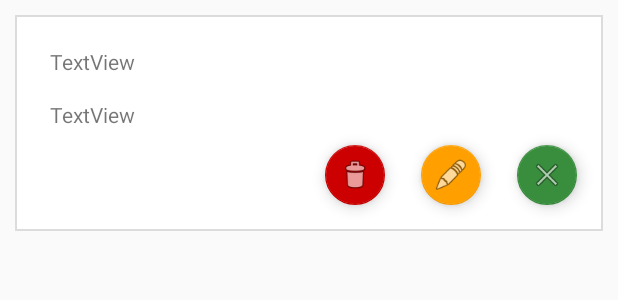
After one commit to Laurensdc/wifiprinter, an Android app: the layout overview_list_item.xml on its own in the app's theme, with its tools: preview values and no code run, on a phone screen of 412 x 824 dp. The commit adds this screen. Shown: the top 300 px of the screen. Run offline under Robolectric (Android 15) with nearby library versions, the phone set to English and light mode, and no system bars.

Commit message:
OverviewActivity and layouts created

```diff
--- a/app/src/main/java/de/httptandooripalace/restaurantorderprinter/MainActivity.java
+++ b/app/src/main/java/de/httptandooripalace/restaurantorderprinter/MainActivity.java
@@ -183,6 +183,10 @@ public class MainActivity extends AppCompatActivity {
                 Intent i = new Intent(this, SettingsActivity.class);
                 startActivity(i);
                 return true;
+            case R.id.bills_overview:
+                Intent i2 = new Intent(this, OverviewActivity.class);
+                startActivity(i2);
+                return true;
         }
 
         return super.onOptionsItemSelected(item);
--- a/app/src/main/java/entities/Bill.java
+++ b/app/src/main/java/entities/Bill.java
@@ -13,8 +13,7 @@ public class Bill {
     private Date date;
     private String tableNr;
     private String waiter;
-    private
-    int id;
+    private int id;
 
     public Bill(List<Product> products, boolean isOpen, Date date, String tableNr, String waiter, int id) {
         this.products = products;
--- /dev/null
+++ b/app/src/main/res/drawable/open_bills_background.xml
@@ -0,0 +1,11 @@
+<?xml version="1.0" encoding="utf-8"?>
+<shape xmlns:android="http://schemas.android.com/apk/res/android" android:shape="rectangle" >
+
+    <solid
+        android:color="@android:color/white"
+        android:layout_margin="10dp"/>
+    <stroke
+        android:width="1dp"
+        android:color="#dcdcdc"
+        android:layout_margin="10dp"/>
+</shape>
--- /dev/null
+++ b/app/src/main/res/layout/overview_list_item.xml
@@ -0,0 +1,82 @@
+<?xml version="1.0" encoding="utf-8"?>
+<LinearLayout xmlns:android="http://schemas.android.com/apk/res/android"
+    xmlns:app="http://schemas.android.com/apk/res-auto"
+    xmlns:tools="http://schemas.android.com/tools"
+    android:id="@+id/activity_overview"
+    android:layout_width="match_parent"
+    android:layout_height="wrap_content"
+    android:orientation="vertical"
+    android:padding="0dp"
+    tools:context="de.httptandooripalace.restaurantorderprinter.OverviewActivity">
+
+
+        <RelativeLayout
+            android:layout_width="wrap_content"
+            android:layout_height="144dp"
+            android:padding="5dp"
+            android:layout_margin="10dp"
+            android:background="@drawable/open_bills_background">
+
+            <TextView
+                android:id="@+id/table_number"
+                android:layout_width="wrap_content"
+                android:layout_height="wrap_content"
+                android:layout_alignParentStart="true"
+                android:layout_alignParentTop="true"
+                android:layout_marginStart="18dp"
+                android:layout_marginTop="16dp"
+                android:layout_weight="1"
+                android:text="TextView" />
+
+            <TextView
+                android:id="@+id/waiter_name"
+                android:layout_width="wrap_content"
+                android:layout_height="wrap_content"
+                android:layout_alignParentStart="true"
+                android:layout_alignParentTop="true"
+                android:layout_marginStart="18dp"
+                android:layout_marginTop="51dp"
+                android:text="TextView" />
+
+            <LinearLayout
+                android:layout_width="wrap_content"
+                android:layout_height="wrap_content"
+                android:layout_alignParentBottom="true"
+                android:layout_alignParentEnd="true"
+                android:orientation="horizontal">
+
+                <android.support.design.widget.FloatingActionButton
+                    android:id="@+id/delete_bill"
+                    android:onClick="delete_bill"
+                    android:layout_width="wrap_content"
+                    android:layout_height="wrap_content"
+                    android:layout_margin="12dp"
+                    app:backgroundTint="@android:color/holo_red_dark"
+                    app:fabSize="mini"
+                    app:srcCompat="@android:drawable/ic_menu_delete"/>
+
+                <android.support.design.widget.FloatingActionButton
+                    android:id="@+id/edit_bill"
+                    android:onClick="edit_bill"
+                    android:layout_width="wrap_content"
+                    android:layout_height="wrap_content"
+                    android:layout_margin="12dp"
+                    app:fabSize="mini"
+                    app:srcCompat="@android:drawable/ic_menu_edit" />
+
+                <android.support.design.widget.FloatingActionButton
+                    android:id="@+id/close_bill"
+                    android:onClick="close_bill"
+                    android:layout_width="wrap_content"
+                    android:layout_height="wrap_content"
+                    android:layout_margin="12dp"
+                    app:backgroundTint="?attr/colorPrimary"
+                    app:fabSize="mini"
+                    app:srcCompat="@android:drawable/ic_menu_close_clear_cancel" />
+
+            </LinearLayout>
+
+
+        </RelativeLayout>
+
+</LinearLayout>
--- a/app/src/main/res/values/colors.xml
+++ b/app/src/main/res/values/colors.xml
@@ -1,6 +1,6 @@
 <?xml version="1.0" encoding="utf-8"?>
 <resources>
-    <color name="colorPrimary">#388E3C</color>
+    <color name="colorPrimary">#388e3c</color>
     <color name="colorPrimaryDark">#1B5E20</color>
     <color name="colorAccent">#ffa000</color>
 </resources>
```
Also changed, not shown: app/src/main/AndroidManifest.xml (+7 -0 lines), app/src/main/java/de/httptandooripalace/restaurantorderprinter/OverviewActivity.java (added, +108 -0 lines), app/src/main/java/de/httptandooripalace/restaurantorderprinter/PrintActivity.java (+13 -8 lines), app/src/main/java/helpers/OverviewAdapter.java (added, +53 -0 lines), app/src/main/java/helpers/SharedPrefHelper.java (+9 -0 lines), app/src/main/res/layout/overview_activity.xml (added, +45 -0 lines), app/src/main/res/menu/main.xml (+10 -3 lines).
